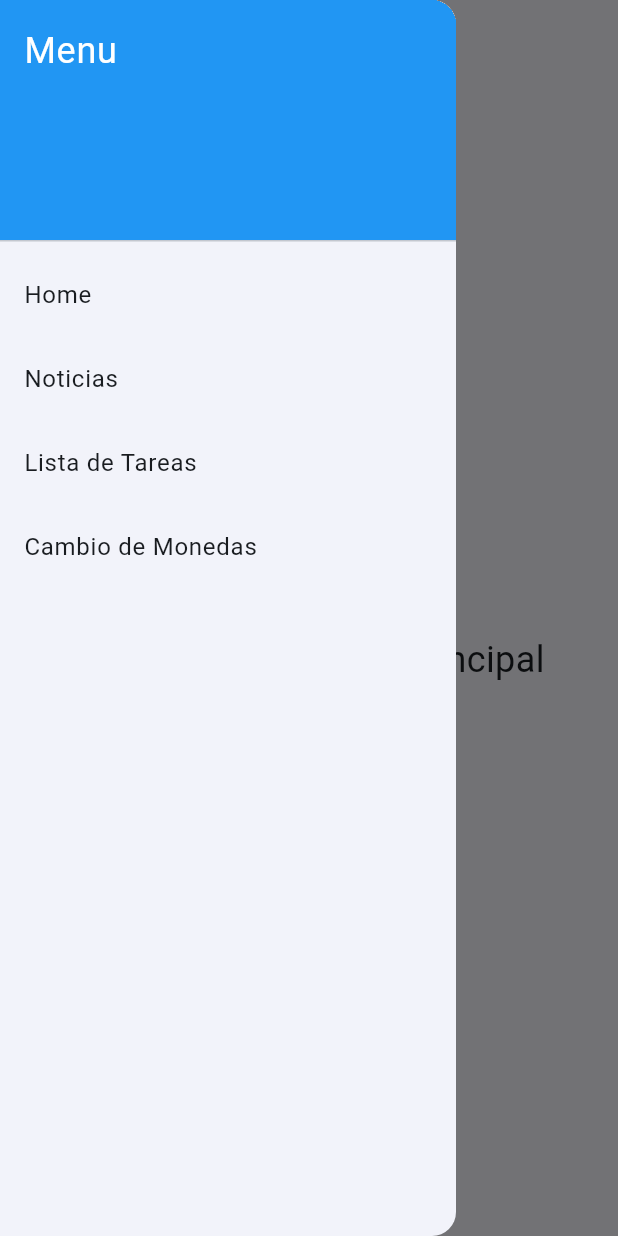
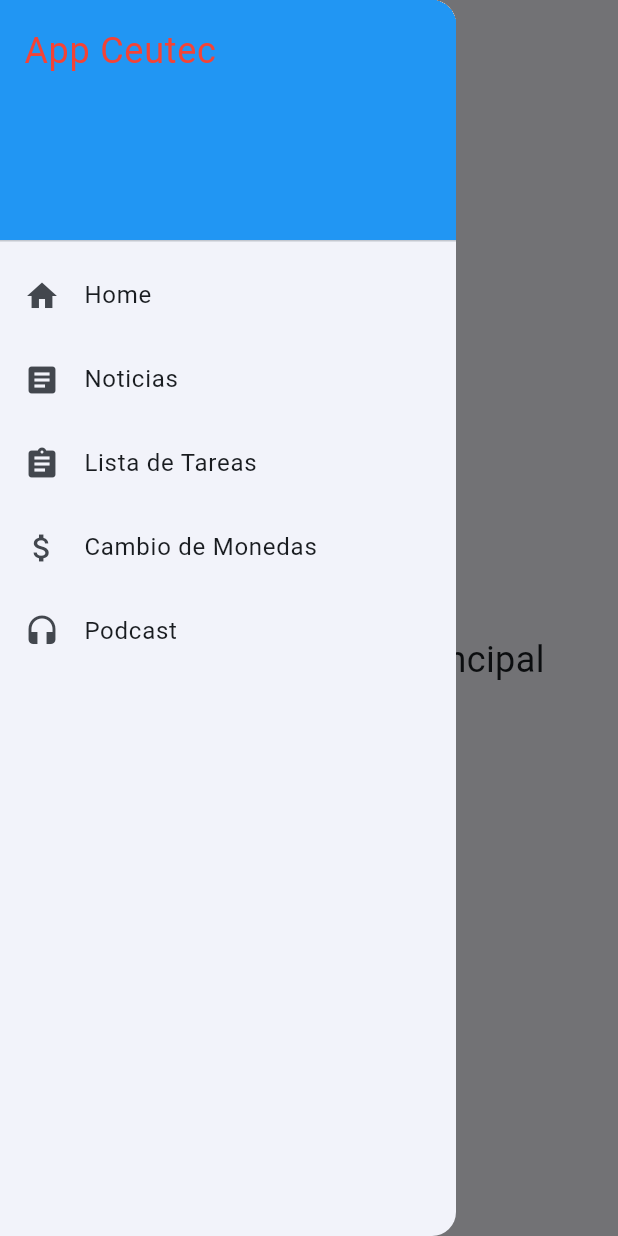
Before and after one commit to Csandoval-dev/Laboratorio1_Programovil, a Flutter app: the screen it shows after launch, with the side drawer open, on a phone screen of 412 x 824 dp. Run offline on Flutter 3.47's test engine with Material 3 defaults, Android fonts, the phone set to English and light mode, and no system bars; our stand-ins replace go_router.

Commit message:
Screen Divisas

```diff
--- a/lib/presentation/screens/screens/home/widgets/menu_drawer.dart
+++ b/lib/presentation/screens/screens/home/widgets/menu_drawer.dart
@@ -15,28 +15,37 @@ class MenuDrawer extends StatelessWidget {
               color: Colors.blue,
             ),
             child: Text(
-              'Menu',
+              'App Ceutec',
               style: TextStyle(
-                color: Colors.white,
+                color: Colors.red,
                 fontSize: 24,
               ),
             ),
           ),
           ListTile(
+            leading: Icon(Icons.home), // Icono para Home
             title: const Text('Home'),
             onTap: () => GoRouter.of(context).go('/'),
           ),
           ListTile(
+            leading: Icon(Icons.article), // Icono para Noticias
             title: const Text('Noticias'),
             onTap: () => GoRouter.of(context).go('/noticias'),
           ),
           ListTile(
+             leading: Icon(Icons.assignment), // Icono para Lista de Tareas
             title: const Text('Lista de Tareas'),
             onTap: () => GoRouter.of(context).go('/tareas'),
           ),
           ListTile(
+            leading: Icon(Icons.attach_money), // Icono para Cambio de Monedas
             title: const Text('Cambio de Monedas'),
             onTap: () => GoRouter.of(context).go('/divisas'),
+          ),
+             ListTile(
+              leading: Icon(Icons.headset), // Icono para Podcast
+            title: const Text('Podcast'),
+            onTap: () => GoRouter.of(context).go('/podcast'),
           ),
         ],
       ),
--- a/lib/router/app_router.dart
+++ b/lib/router/app_router.dart
@@ -1,3 +1,4 @@
+import 'package:flutter_laboratorio1_programovil/presentation/screens/screens/podcast_screen.dart';
 import 'package:go_router/go_router.dart';
 import 'package:flutter_laboratorio1_programovil/presentation/screens/screens/divisas/divisas_screen.dart';
 import 'package:flutter_laboratorio1_programovil/presentation/screens/screens/home/home_screen.dart';
@@ -20,7 +21,11 @@ final GoRouter router = GoRouter(
       ),
       GoRoute(
         path: '/divisas',
-        builder: (context, state) => const CambioDivisasScreen(),
+        builder: (context, state) => const  CambioMonedasScreen(),
+      ),
+      GoRoute(
+        path: '/podcast',
+        builder: (context, state) => const PodcastPlayerScreen (),
       ),
     ],
   );
```
Also changed, not shown: lib/presentation/screens/screens/divisas/divisas_screen.dart (+83 -5 lines), lib/presentation/screens/screens/podcast_screen.dart (+48 -6 lines).
